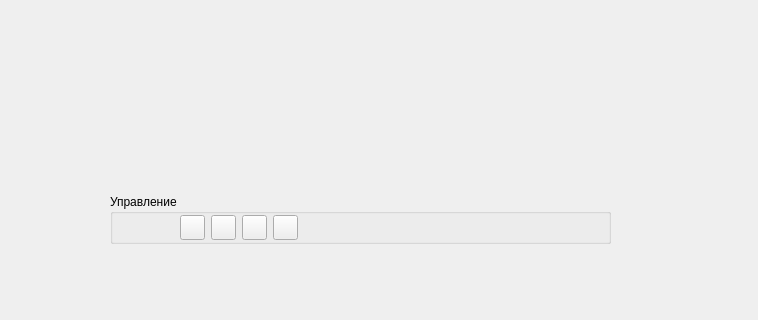
Qt form plotform.ui (lolizz00/ETH_IQ) before a commit; both pictures show x 0 to 758 and y 236 to 556 of the 758 by 556 pixel window.
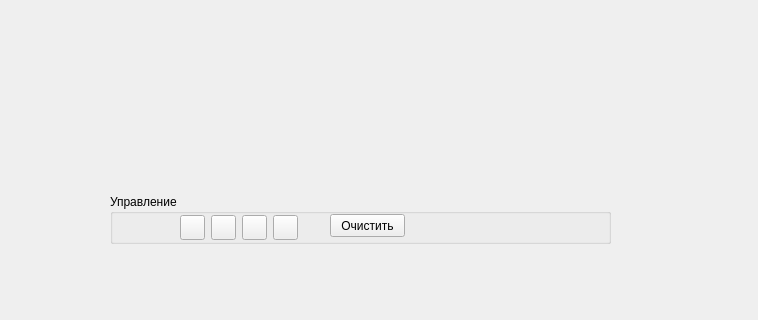
The same form after that commit. Icons and pictures are not drawn. Custom widgets are drawn as their Qt base class.

The edit to the form file:
```diff
--- a/plotform.ui
+++ b/plotform.ui
@@ -47,7 +47,7 @@
    <property name="title">
     <string>Управление</string>
    </property>
-   <widget class="QWidget" name="">
+   <widget class="QWidget" name="layoutWidget">
     <property name="geometry">
      <rect>
       <x>70</x>
@@ -151,6 +151,19 @@
      </item>
     </layout>
    </widget>
+   <widget class="QPushButton" name="clearPushButton">
+    <property name="geometry">
+     <rect>
+      <x>220</x>
+      <y>20</y>
+      <width>75</width>
+      <height>23</height>
+     </rect>
+    </property>
+    <property name="text">
+     <string>Очистить</string>
+    </property>
+   </widget>
   </widget>
  </widget>
  <customwidgets>
```
